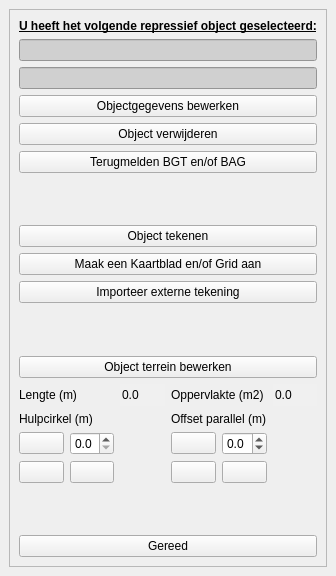
The window that plugin/oiv/repressief_object/oiv_repressief_object_widget.ui (OIV-NL-QGIS/QGIS_project) describes before a commit, drawn with Qt 5.
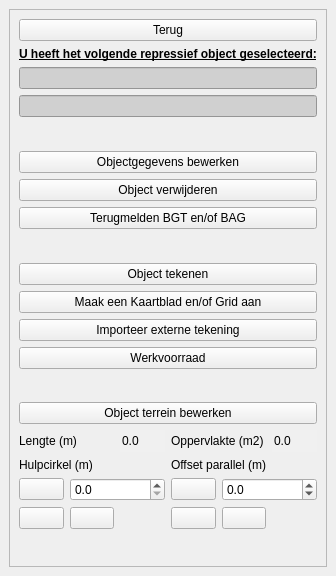
The same window after the commit. Icons and pictures are not drawn.

```diff
--- a/plugin/oiv/repressief_object/oiv_repressief_object_widget.ui
+++ b/plugin/oiv/repressief_object/oiv_repressief_object_widget.ui
@@ -41,6 +41,25 @@
        <layout class="QVBoxLayout" name="verticalLayout">
         <item>
          <layout class="QVBoxLayout" name="verticalLayout_2">
+          <item>
+           <widget class="QPushButton" name="terug">
+            <property name="sizePolicy">
+             <sizepolicy hsizetype="Minimum" vsizetype="Fixed">
+              <horstretch>0</horstretch>
+              <verstretch>0</verstretch>
+             </sizepolicy>
+            </property>
+            <property name="text">
+             <string>Terug</string>
+            </property>
+            <property name="iconSize">
+             <size>
+              <width>28</width>
+              <height>28</height>
+             </size>
+            </property>
+           </widget>
+          </item>
           <item>
            <widget class="QLabel" name="label_6">
             <property name="sizePolicy">
@@ -87,6 +106,19 @@
             </property>
            </widget>
           </item>
+          <item>
+           <spacer name="verticalSpacer_4">
+            <property name="orientation">
+             <enum>Qt::Vertical</enum>
+            </property>
+            <property name="sizeHint" stdset="0">
+             <size>
+              <width>0</width>
+              <height>0</height>
+             </size>
+            </property>
+           </spacer>
+          </item>
           <item>
            <widget class="QPushButton" name="objectgegevens">
             <property name="text">
@@ -142,6 +174,13 @@
             </property>
            </widget>
           </item>
+          <item>
+           <widget class="QPushButton" name="btn_werkvoorraad">
+            <property name="text">
+             <string>Werkvoorraad</string>
+            </property>
+           </widget>
+          </item>
           <item>
            <spacer name="verticalSpacer_3">
             <property name="orientation">
@@ -174,25 +213,6 @@
               </property>
              </widget>
             </item>
-            <item row="2" column="4">
-             <widget class="QDoubleSpinBox" name="offset">
-              <property name="sizePolicy">
-               <sizepolicy hsizetype="Ignored" vsizetype="Fixed">
-                <horstretch>0</horstretch>
-                <verstretch>0</verstretch>
-               </sizepolicy>
-              </property>
-              <property name="decimals">
-               <number>1</number>
-              </property>
-              <property name="minimum">
-               <double>-1000.000000000000000</double>
-              </property>
-              <property name="maximum">
-               <double>1000.000000000000000</double>
-              </property>
-             </widget>
-            </item>
             <item row="2" column="0">
              <widget class="QPushButton" name="straal_button">
               <property name="text">
@@ -363,22 +383,6 @@
               </property>
              </widget>
             </item>
-            <item row="2" column="1">
-             <widget class="QDoubleSpinBox" name="straal">
-              <property name="sizePolicy">
-               <sizepolicy hsizetype="Ignored" vsizetype="Fixed">
-                <horstretch>0</horstretch>
-                <verstretch>0</verstretch>
-               </sizepolicy>
-              </property>
-              <property name="decimals">
-               <number>1</number>
-              </property>
-              <property name="maximum">
-               <double>1000.000000000000000</double>
-              </property>
-             </widget>
-            </item>
             <item row="3" column="4">
              <widget class="QPushButton" name="pan">
               <property name="toolTip">
@@ -425,7 +429,42 @@
               </property>
              </widget>
             </item>
-            <item row="1" column="3" colspan="2">
+            <item row="2" column="1" colspan="2">
+             <widget class="QDoubleSpinBox" name="straal">
+              <property name="sizePolicy">
+               <sizepolicy hsizetype="Ignored" vsizetype="Fixed">
+                <horstretch>0</horstretch>
+                <verstretch>0</verstretch>
+               </sizepolicy>
+              </property>
+              <property name="decimals">
+               <number>1</number>
+              </property>
+              <property name="maximum">
+               <double>1000.000000000000000</double>
+              </property>
+             </widget>
+            </item>
+            <item row="2" column="4" colspan="2">
+             <widget class="QDoubleSpinBox" name="offset">
+              <property name="sizePolicy">
+               <sizepolicy hsizetype="Ignored" vsizetype="Fixed">
+                <horstretch>0</horstretch>
+                <verstretch>0</verstretch>
+               </sizepolicy>
+              </property>
+              <property name="decimals">
+               <number>1</number>
+              </property>
+              <property name="minimum">
+               <double>-1000.000000000000000</double>
+              </property>
+              <property name="maximum">
+               <double>1000.000000000000000</double>
+              </property>
+             </widget>
+            </item>
+            <item row="1" column="3" colspan="3">
              <widget class="QLabel" name="offset_label">
               <property name="text">
                <string>Offset parallel (m)</string>
@@ -447,25 +486,6 @@
             </property>
            </spacer>
           </item>
-          <item>
-           <widget class="QPushButton" name="terug">
-            <property name="sizePolicy">
-             <sizepolicy hsizetype="Minimum" vsizetype="Fixed">
-              <horstretch>0</horstretch>
-              <verstretch>0</verstretch>
-             </sizepolicy>
-            </property>
-            <property name="text">
-             <string>Gereed</string>
-            </property>
-            <property name="iconSize">
-             <size>
-              <width>28</width>
-              <height>28</height>
-             </size>
-            </property>
-           </widget>
-          </item>
          </layout>
         </item>
        </layout>
```
